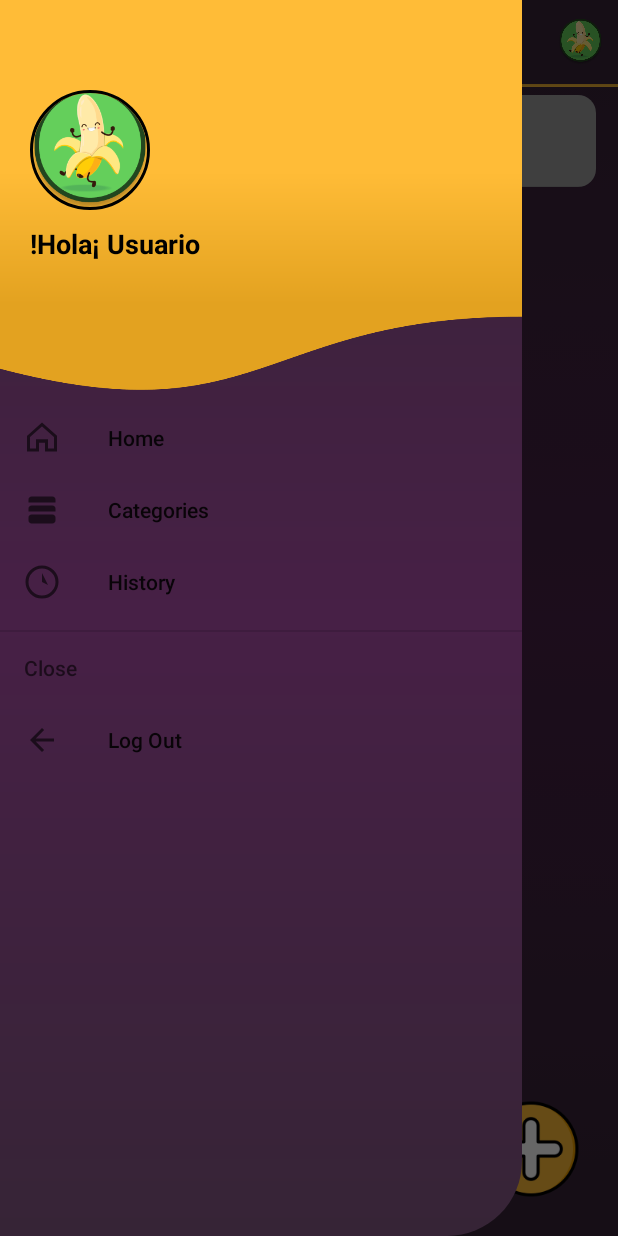
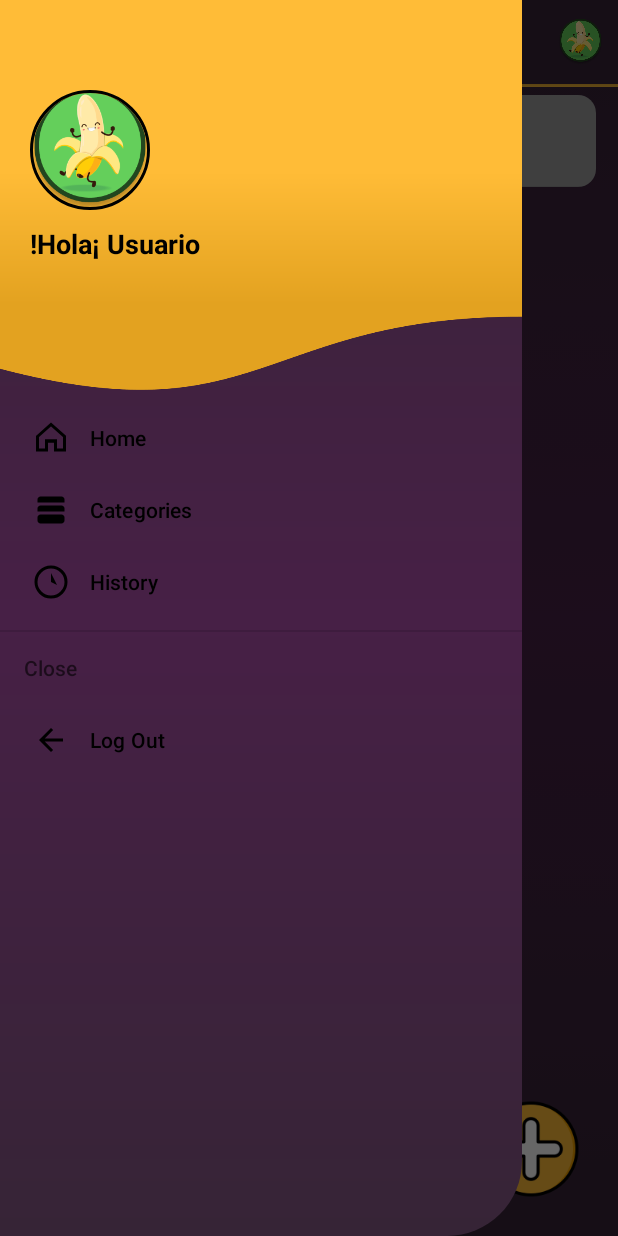
Before and after one commit to Jess2602/ListBuyApp, an Android app: the MainActivity screen opened directly, with no data from a screen before it, with the side drawer open, on a phone screen of 412 x 824 dp. Run offline under Robolectric (Android 15) with nearby library versions, the phone set to English and light mode, and no system bars; our stand-ins replace CircleImageView, Firebase (no records; nobody signed in at launch, a user with empty details on screens opened directly), Picasso, Shimmer.

Commit message:
Bugs fixed
Light theme bug fixed

```diff
--- a/app/build.gradle
+++ b/app/build.gradle
@@ -65,4 +65,5 @@ dependencies {
     implementation 'com.facebook.shimmer:shimmer:0.5.0'
     implementation 'com.airbnb.android:lottie:3.4.0'
 
+
 }
--- a/app/src/main/res/values/themes.xml
+++ b/app/src/main/res/values/themes.xml
@@ -1,5 +1,5 @@
 <resources xmlns:tools="http://schemas.android.com/tools">
-    <style name="Theme.ListBuyApp" parent="Theme.AppCompat.DayNight.NoActionBar">
+    <style name="Theme.ListBuyApp" parent="Theme.MaterialComponents.DayNight.NoActionBar">
         <!-- Primary brand color. -->
         <item name="colorPrimary">@color/botonbase</item>
         <item name="colorPrimaryVariant">@color/purple_700</item>
```
